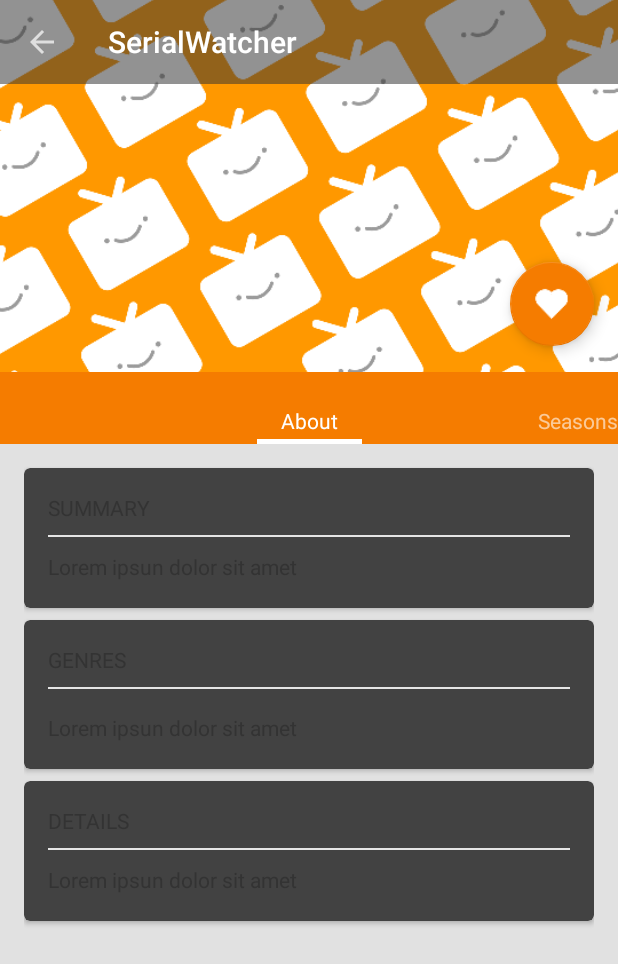
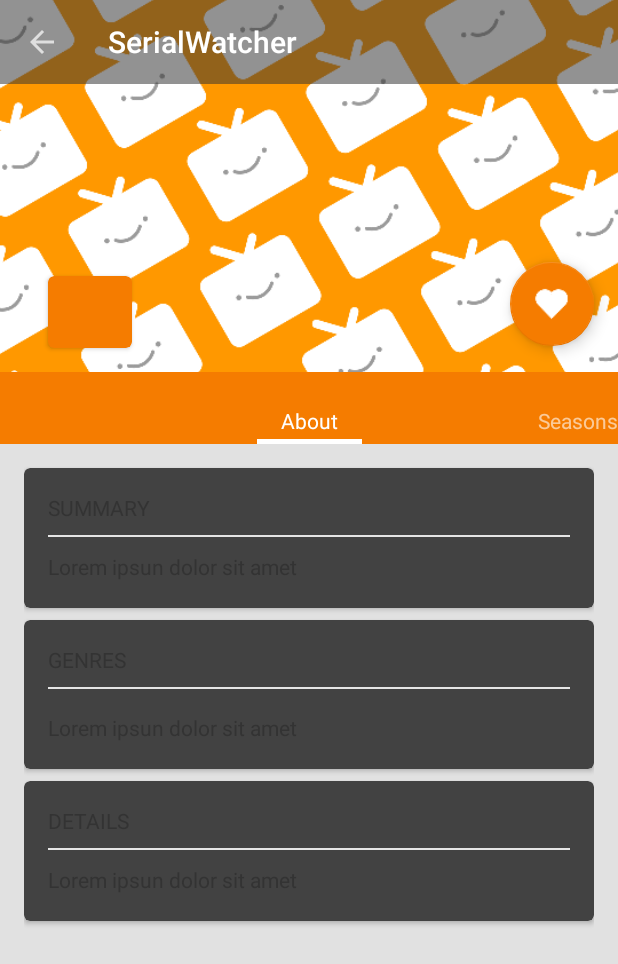
Before and after one commit to adrikei/SerialWatcher, an Android app: the SeriesDetailsActivity screen opened directly, with no data from a screen before it, after a tap on an icon or button, on a phone screen of 412 x 824 dp. Shown: the top 964 px of the screen. Run offline under Robolectric (Android 15) with nearby library versions, the phone set to English and light mode, and no system bars; libraries missing offline, so code that uses them is left out: com.raizlabs.android, retrofit.client; pictures from the network do not load; 12 statements that could not run were skipped.

```diff
--- /dev/null
+++ b/SerialWatcher/app/src/main/java/com/example/adriano/serialwatcher/presenter/SeasonsListPresenter.java
@@ -0,0 +1,31 @@
+package com.example.adriano.serialwatcher.presenter;
+
+import android.content.Context;
+
+import com.example.adriano.serialwatcher.model.Season;
+import com.example.adriano.serialwatcher.service.SeriesInfoRetriever;
+import com.example.adriano.serialwatcher.service.contract.CallableForSeasonList;
+import com.example.adriano.serialwatcher.view.contract.SeasonListView;
+
+import java.util.List;
+
+public class SeasonsListPresenter implements CallableForSeasonList{
+
+	private final SeasonListView view;
+	private final Context context;
+
+	public SeasonsListPresenter(SeasonListView view, Context context){
+		this.view = view;
+		this.context = context;
+	}
+
+	public void fetchSeasonsList(String slug){
+		SeriesInfoRetriever sir = new SeriesInfoRetriever(context);
+		sir.requestSeasonsList(slug, this);
+	}
+
+	@Override
+	public void onSeasonsListSuccess(List<Season> seasons) {
+		view.displaySeasonList(seasons);
+	}
+}
--- a/SerialWatcher/app/src/main/java/com/example/adriano/serialwatcher/presenter/SeriesDetailsPresenter.java
+++ b/SerialWatcher/app/src/main/java/com/example/adriano/serialwatcher/presenter/SeriesDetailsPresenter.java
@@ -3,16 +3,27 @@ package com.example.adriano.serialwatcher.presenter;
 import android.content.Context;
 
 import com.example.adriano.serialwatcher.model.Show;
+import com.example.adriano.serialwatcher.service.SeriesInfoRetriever;
+import com.example.adriano.serialwatcher.service.contract.CallableForSeriesDetails;
+import com.example.adriano.serialwatcher.view.contract.SeriesDetailsView;
 
-public class SeriesDetailsPresenter {
+public class SeriesDetailsPresenter implements CallableForSeriesDetails{
 
-	private Context context;
+	private final SeriesDetailsView view;
+	private final Context context;
 
-	public SeriesDetailsPresenter(Context context){
+	public SeriesDetailsPresenter(Context context, SeriesDetailsView view){
 		this.context = context;
+		this.view = view;
 	}
 
-	public void loadSeriesDetails(Show series){
-		throw new RuntimeException("Unimplemented");
+	public void loadSeriesDetails(String slug){
+		SeriesInfoRetriever sir = new SeriesInfoRetriever(context);
+		sir.requestSeriesDetails(slug, this);
+	}
+
+	@Override
+	public void onSeriesDetailsSuccess(Show show) {
+		view.displaySeries(show);
 	}
 }
--- /dev/null
+++ b/SerialWatcher/app/src/main/java/com/example/adriano/serialwatcher/service/contract/CallableForSeriesDetails.java
@@ -0,0 +1,7 @@
+package com.example.adriano.serialwatcher.service.contract;
+
+import com.example.adriano.serialwatcher.model.Show;
+
+public interface CallableForSeriesDetails {
+	void onSeriesDetailsSuccess(Show show);
+}
--- a/SerialWatcher/app/src/main/java/com/example/adriano/serialwatcher/service/retrofit/SeriesDetailer.java
+++ b/SerialWatcher/app/src/main/java/com/example/adriano/serialwatcher/service/retrofit/SeriesDetailer.java
@@ -31,6 +31,8 @@ public interface SeriesDetailer {
 	void getEpisodesList(@Path("show") String show, @Path("season") Long season,
 	                     Callback<List<Episode>> callback);
 
+	//no season details
+
 	@Headers({
 			"trakt-api-version: " + ApiConfiguration.API_VERSION,
 			"trakt-api-key: " + ApiConfiguration.API_KEY
@@ -42,6 +44,14 @@ public interface SeriesDetailer {
 			"trakt-api-version: " + ApiConfiguration.API_VERSION,
 			"trakt-api-key: " + ApiConfiguration.API_KEY
 	})
-	@GET("/shows/popular/?limit=50&extended=full,images")
+	@GET("/shows/{show}?extended=full,images")
+	void getSeriesDetails(@Path("show") String show, Callback<Show> callback);
+
+
+	@Headers({
+			"trakt-api-version: " + ApiConfiguration.API_VERSION,
+			"trakt-api-key: " + ApiConfiguration.API_KEY
+	})
+	@GET("/shows/popular?limit=50&extended=full,images")
 	void getSeriesList(Callback<List<Show>> callback);
 }
--- a/SerialWatcher/app/src/main/java/com/example/adriano/serialwatcher/view/activity/SeriesDetailsActivity.java
+++ b/SerialWatcher/app/src/main/java/com/example/adriano/serialwatcher/view/activity/SeriesDetailsActivity.java
@@ -26,6 +26,8 @@ import com.example.adriano.serialwatcher.view.contract.SeriesDetailsView;
 public class SeriesDetailsActivity extends BaseNavigationToolbarActivity implements SeriesDetailsView {
 
 	public static final String SHOW = "show";
+	public static final String SLUG = "slug";
+	public static final String TITLE = "title";
 
 	private SeriesDetailsPresenter presenter;
 	private ImageView seriesDetailsHighlightImage;
@@ -43,9 +45,13 @@ public class SeriesDetailsActivity extends BaseNavigationToolbarActivity impleme
 		favoriteView = (FloatingActionButton) findViewById(R.id.series_details_toggle_heart);
 
 		//TODO - através do presenter ↓
+		//TODO - se não tiver show, mas slugname
+		this.dao = new FavoriteDAO(this);
 
-		this.dao = new FavoriteDAO(this);
-		Favorite fav = this.dao.query(((Show)getIntent().getExtras().get(SHOW)).ids().slug());
+		final String slug = getIntent().getExtras().get(SHOW) != null ? ((Show)getIntent().getExtras().get(SHOW)).ids().slug() : getIntent().getExtras().getString(SLUG);
+		final String title = getIntent().getExtras().get(SHOW) != null ? ((Show)getIntent().getExtras().get(SHOW)).title() : getIntent().getExtras().getString(TITLE);;
+
+		Favorite fav = this.dao.query(slug);
 
 		if(fav != null){
 			favoriteView.setImageResource(R.drawable.show_details_favorite_on);
@@ -62,19 +68,17 @@ public class SeriesDetailsActivity extends BaseNavigationToolbarActivity impleme
 			public void onClick(final View v) {
 
 				ObjectAnimator firstScaleX = ObjectAnimator.ofFloat(v, "scaleX", 1.1f);
-				ObjectAnimator firstScaleY = ObjectAnimator.ofFloat(v, "scaleY", 1.1f); //1 - 1st
+				ObjectAnimator firstScaleY = ObjectAnimator.ofFloat(v, "scaleY", 1.1f);
 				ObjectAnimator firstScaleXReverse = ObjectAnimator.ofFloat(v, "scaleX", 1f);
-				ObjectAnimator firstScaleYReverse = ObjectAnimator.ofFloat(v, "scaleY", 1f); //1 - 2nd
+				ObjectAnimator firstScaleYReverse = ObjectAnimator.ofFloat(v, "scaleY", 1f);
 				ObjectAnimator secondScaleX = ObjectAnimator.ofFloat(v, "scaleX", 1.4f);
-				ObjectAnimator secondScaleY = ObjectAnimator.ofFloat(v, "scaleY", 1.4f); //3 - 3rd
+				ObjectAnimator secondScaleY = ObjectAnimator.ofFloat(v, "scaleY", 1.4f);
 				ObjectAnimator secondScaleXReverse = ObjectAnimator.ofFloat(v, "scaleX", .7f);
-				ObjectAnimator secondScaleYReverse = ObjectAnimator.ofFloat(v, "scaleY", .7f); //3 - 4th
+				ObjectAnimator secondScaleYReverse = ObjectAnimator.ofFloat(v, "scaleY", .7f);
 				ObjectAnimator thirdScaleX = ObjectAnimator.ofFloat(v, "scaleX", 1.1f);
-				ObjectAnimator thirdScaleY = ObjectAnimator.ofFloat(v, "scaleY", 1.1f); //1 - 5th
+				ObjectAnimator thirdScaleY = ObjectAnimator.ofFloat(v, "scaleY", 1.1f);
 				ObjectAnimator normalizationX = ObjectAnimator.ofFloat(v, "scaleX", 1f);
-				ObjectAnimator normalizationY = ObjectAnimator.ofFloat(v, "scaleY", 1f); //1 - 6th
-
-
+				ObjectAnimator normalizationY = ObjectAnimator.ofFloat(v, "scaleY", 1f);
 
 				AnimatorSet first = new AnimatorSet();
 				first.playTogether(firstScaleX, firstScaleY);
@@ -114,7 +118,7 @@ public class SeriesDetailsActivity extends BaseNavigationToolbarActivity impleme
 
 						FloatingActionButton favoriteButton = (FloatingActionButton) v;
 
-						Favorite favorite = new Favorite(((Show) getIntent().getExtras().get(SHOW)).ids().slug(), ((Show) getIntent().getExtras().get(SHOW)).title());
+						Favorite favorite = new Favorite(slug, title);
 						if (favoriteButton.getTag() == null) {
 							favoriteButton.setImageResource(R.drawable.show_details_favorite_on);
 							favoriteButton.setBackgroundTintList(getResources().getColorStateList(R.color.toggle_on));
@@ -134,12 +138,10 @@ public class SeriesDetailsActivity extends BaseNavigationToolbarActivity impleme
 					}
 
 					@Override
-					public void onAnimationCancel(Animator animation) {
-					}
+					public void onAnimationCancel(Animator animation) {}
 
 					@Override
-					public void onAnimationRepeat(Animator animation) {
-					}
+					public void onAnimationRepeat(Animator animation) {}
 				});
 				initial.start();
 			}
@@ -149,9 +151,12 @@ public class SeriesDetailsActivity extends BaseNavigationToolbarActivity impleme
 		ViewPager vPager = (ViewPager) findViewById(R.id.series_details_view_pager);
 		vPager.setAdapter(new SeriesDetailsAdapter(getSupportFragmentManager(), this));
 
-		this.presenter = new SeriesDetailsPresenter(this);
-//		presenter.loadSeriesDetails(getIntent().getExtras().getString(SHOW));
-		this.displaySeries((Show)getIntent().getExtras().getSerializable(SHOW));
+		this.presenter = new SeriesDetailsPresenter(this, this);
+		if(getIntent().getExtras().get(SHOW) != null){
+			this.displaySeries((Show)getIntent().getExtras().getSerializable(SHOW));
+		} else {
+			this.presenter.loadSeriesDetails(slug);
+		}
 	}
 
 	@Override
--- a/SerialWatcher/app/src/main/java/com/example/adriano/serialwatcher/view/adapter/SeriesDetailsAdapter.java
+++ b/SerialWatcher/app/src/main/java/com/example/adriano/serialwatcher/view/adapter/SeriesDetailsAdapter.java
@@ -7,8 +7,8 @@ import android.support.v4.app.FragmentManager;
 import android.support.v4.app.FragmentPagerAdapter;
 
 import com.example.adriano.serialwatcher.R;
-import com.example.adriano.serialwatcher.view.fragment.SeriesDetailsInfoFragment;
-import com.example.adriano.serialwatcher.view.fragment.SeriesDetailsSeasonsFragment;
+import com.example.adriano.serialwatcher.view.fragment.SeriesInfoFragment;
+import com.example.adriano.serialwatcher.view.fragment.SeasonsFragment;
 
 public class SeriesDetailsAdapter extends FragmentPagerAdapter {
 
@@ -16,7 +16,6 @@ public class SeriesDetailsAdapter extends FragmentPagerAdapter {
 	private static final int SEASONS_LIST_FRAGMENT_POSITION = 1;
 
 	private Context context;
-	//Não tem lista de itens porque é 2 "hardcoded" //TODO - por enquanto?
 
 	public SeriesDetailsAdapter(FragmentManager manager, Context context){
 		super(manager);
@@ -26,10 +25,10 @@ public class SeriesDetailsAdapter extends FragmentPagerAdapter {
 	@Override
 	public Fragment getItem(int position){
 		switch(position){
+			case SEASONS_LIST_FRAGMENT_POSITION:
+				return new SeasonsFragment();
 			case SERIES_INFO_FRAGMENT_POSITION:
-				return new SeriesDetailsInfoFragment();
-			case SEASONS_LIST_FRAGMENT_POSITION:
-				return new SeriesDetailsSeasonsFragment();
+				return new SeriesInfoFragment();
 			default:
 				return null;
 		}
--- a/SerialWatcher/app/src/main/java/com/example/adriano/serialwatcher/view/contract/FavoritesListingView.java
+++ b/SerialWatcher/app/src/main/java/com/example/adriano/serialwatcher/view/contract/FavoritesListingView.java
@@ -1,4 +1,7 @@
 package com.example.adriano.serialwatcher.view.contract;
 
+import android.database.Cursor;
+
 public interface FavoritesListingView {
+	void onFavoritesLoad(Cursor cursor);
 }
--- a/SerialWatcher/app/src/main/java/com/example/adriano/serialwatcher/view/fragment/SeriesDetailsSeasonsFragment.java
+++ b/SerialWatcher/app/src/main/java/com/example/adriano/serialwatcher/view/fragment/SeasonsFragment.java
@@ -1,54 +1,56 @@
 package com.example.adriano.serialwatcher.view.fragment;
 
-import android.content.Context;
 import android.os.Bundle;
 import android.support.v4.app.Fragment;
 import android.support.v7.widget.LinearLayoutManager;
 import android.support.v7.widget.RecyclerView;
+import android.util.Log;
 import android.view.LayoutInflater;
 import android.view.View;
 import android.view.ViewGroup;
 import android.widget.Toast;
 
 import com.example.adriano.serialwatcher.R;
+import com.example.adriano.serialwatcher.presenter.SeasonsListPresenter;
 import com.example.adriano.serialwatcher.view.adapter.RecyclerAdapter;
 import com.example.adriano.serialwatcher.view.contract.SeasonListView;
 import com.example.adriano.serialwatcher.model.Season;
 
 import java.util.List;
 
-public class SeriesDetailsSeasonsFragment extends Fragment implements SeasonListView{
+public class SeasonsFragment extends Fragment implements SeasonListView{
 
+
+	private SeasonsListPresenter presenter;
 	private RecyclerAdapter adapter;
-	private Context context; //ok?
-	private Bundle arguments;
 
 	@Override
-	public View onCreateView(LayoutInflater inflater, ViewGroup container,
-	                         Bundle savedInstanceState) {
+	public View onCreateView(LayoutInflater inflater, ViewGroup container, Bundle savedInstanceState) {
 
 		View root = inflater.inflate(R.layout.series_details_fragment_seasons, container, false);
 
 		RecyclerView view = (RecyclerView) root.findViewById(R.id.series_details_fragment_seasons_carousel);
-		view.setLayoutManager(new LinearLayoutManager(root.getContext(), LinearLayoutManager.VERTICAL, false)); //específico do recycler.
+		view.setLayoutManager(new LinearLayoutManager(root.getContext(), LinearLayoutManager.HORIZONTAL, false)); //específico do recycler.
 		RecyclerAdapter adapter = new RecyclerAdapter(root.getContext(), R.layout.series_details_fragment_seasons_item);
 		view.setAdapter(adapter);
 
 		this.adapter = adapter;
-		this.context = root.getContext();
+		this.presenter = new SeasonsListPresenter(this, getActivity());
 
 		return root;
 	}
 
 	@Override
-	public void onCreate(Bundle savedInstanceState) {
-		super.onCreate(savedInstanceState);
-		this.arguments = getArguments();
+	public void onStart() {
+		super.onStart();
+		Log.d("Findme", getActivity().getIntent().getExtras().keySet() + "");
+		presenter.fetchSeasonsList("futurama");
 	}
 
 	@Override
 	public void displaySeasonList(List<Season> seasons) {
 		//TODO - envia lista pro adapter e on dataset changed notification
-		Toast.makeText(context, "displaySeasonsList " + seasons.size(), Toast.LENGTH_LONG).show();
+		adapter.setSeasons(seasons);
+		Toast.makeText(getActivity(), "displaySeasonsList " + seasons.size(), Toast.LENGTH_LONG).show();
 	}
 }
--- a/SerialWatcher/app/src/main/java/com/example/adriano/serialwatcher/view/fragment/SeriesDetailsInfoFragment.java
+++ b/SerialWatcher/app/src/main/java/com/example/adriano/serialwatcher/view/fragment/SeriesInfoFragment.java
@@ -8,7 +8,7 @@ import android.view.ViewGroup;
 
 import com.example.adriano.serialwatcher.R;
 
-public class SeriesDetailsInfoFragment extends Fragment {
+public class SeriesInfoFragment extends Fragment {
 
 	private Bundle arguments;
 
--- a/SerialWatcher/app/src/main/res/layout/series_details_activity.xml
+++ b/SerialWatcher/app/src/main/res/layout/series_details_activity.xml
@@ -1,6 +1,7 @@
 <?xml version="1.0" encoding="utf-8"?>
 <LinearLayout xmlns:android="http://schemas.android.com/apk/res/android"
               xmlns:tools="http://schemas.android.com/tools"
+              xmlns:app="http://schemas.android.com/apk/res-auto"
               android:orientation="vertical"
               android:layout_width="match_parent"
               android:layout_height="match_parent">
@@ -25,6 +26,31 @@
             android:layout_alignRight="@id/series_details_highlight_image"
             android:layout_marginRight="16.2dp"
             android:layout_marginBottom="17.1dp"/>
+
+
+        <android.support.v7.widget.CardView
+            xmlns:card_view="http://schemas.android.com/apk/res-auto"
+            android:layout_width="56dp"
+            android:layout_height="48dp"
+            android:layout_alignBottom="@id/series_details_highlight_image"
+            android:layout_alignLeft="@id/series_details_highlight_image"
+            card_view:cardBackgroundColor="@color/pumpkin_orange"
+            android:layout_marginLeft="32dp"
+            android:layout_marginBottom="16dp"
+
+            app:cardCornerRadius="4dp">
+
+            <TextView
+                android:id="@+id/series_details_grade"
+                android:layout_width="wrap_content"
+                android:layout_height="wrap_content"
+                android:layout_gravity="center"
+                android:textSize="18sp"
+                android:textColor="@color/white"/>
+
+        </android.support.v7.widget.CardView>
+
+
     </RelativeLayout>
 
     <android.support.v4.view.ViewPager
--- a/SerialWatcher/app/src/main/res/layout/series_details_fragment_seasons.xml
+++ b/SerialWatcher/app/src/main/res/layout/series_details_fragment_seasons.xml
@@ -2,4 +2,5 @@
     android:id="@+id/series_details_fragment_seasons_carousel"
     android:scrollbars="vertical"
     android:layout_width="wrap_content"
-    android:layout_height="wrap_content"/>
+    android:layout_height="wrap_content"
+    android:paddingTop="16dp"/>
--- a/SerialWatcher/app/src/main/res/values/colors.xml
+++ b/SerialWatcher/app/src/main/res/values/colors.xml
@@ -37,6 +37,11 @@
     <color name="base_navigation_drawer_content_background">@color/default_background_second</color>
 
     <!-- -->
+    <color name="pumpkin_orange">#f57c00</color>
+    <color name="white">#ffffff</color>
+
+    <!-- -->
     <color name="toggle_off">#9b9b9b</color>
-    <color name="toggle_on">#f57c00</color>
+    <color name="toggle_on">@color/pumpkin_orange</color>
+
 </resources>
```
Also changed, not shown: SerialWatcher/app/src/main/java/com/example/adriano/serialwatcher/presenter/FavoritesListPresenter.java (+28 -1 lines), SerialWatcher/app/src/main/java/com/example/adriano/serialwatcher/service/SeriesInfoRetriever.java (+23 -4 lines), SerialWatcher/app/src/main/java/com/example/adriano/serialwatcher/view/adapter/FavoritesAdapter.java (+30 -9 lines), SerialWatcher/app/src/main/java/com/example/adriano/serialwatcher/view/adapter/RecyclerAdapter.java (+26 -7 lines), SerialWatcher/app/src/main/java/com/example/adriano/serialwatcher/view/fragment/FavoritesFragment.java (+16 -21 lines), SerialWatcher/app/src/main/res/layout/series_details_fragment_seasons_item.xml (+26 -10 lines).
